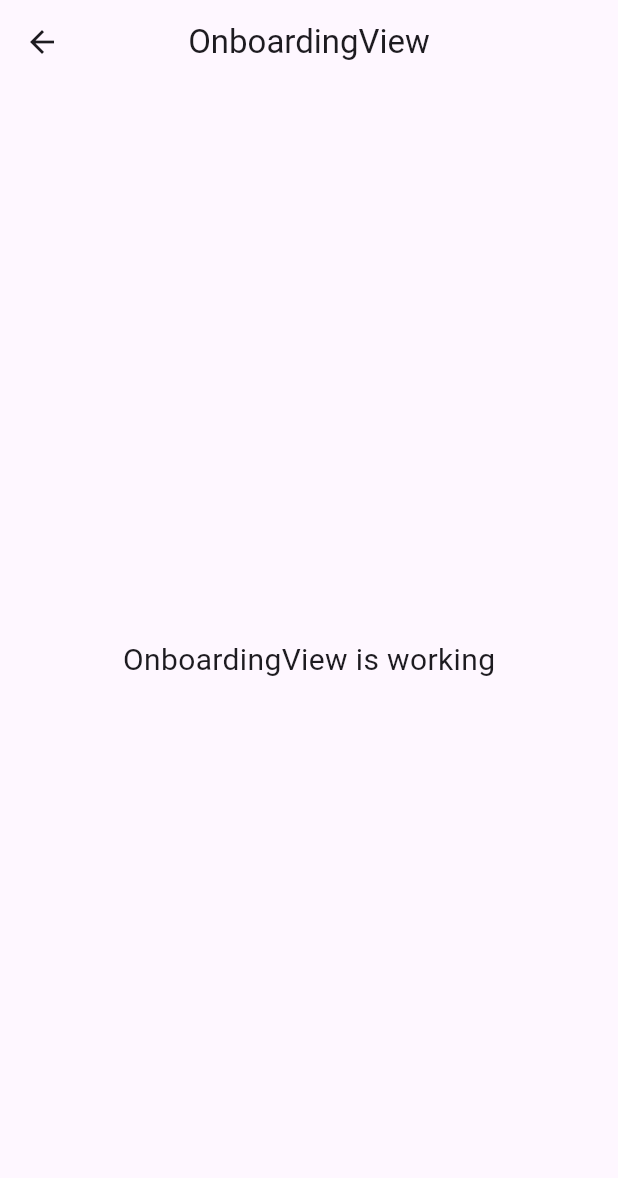
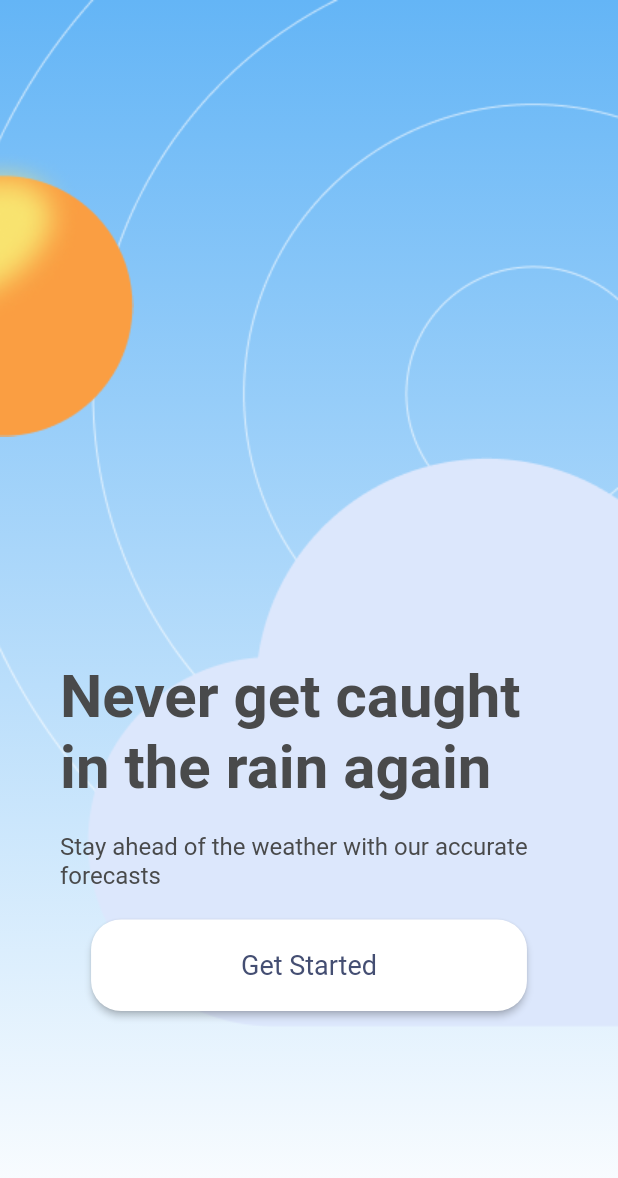
Before and after one commit to HernanFebri/weather_app_getx, a Flutter app: the OnboardingView screen opened by its route, on a phone screen of 412 x 824 dp. Shown: the top 1178 px of the screen. Run offline on Flutter 3.47's test engine with Material 3 defaults, Android fonts, the phone set to English and light mode, and no system bars; our stand-ins replace get.

Commit message:
Update Onboarding

```diff
--- a/lib/app/modules/onboarding/views/onboarding_view.dart
+++ b/lib/app/modules/onboarding/views/onboarding_view.dart
@@ -1,23 +1,97 @@
 import 'package:flutter/material.dart';
-
 import 'package:get/get.dart';
 
+import '../../../../constants/app_colors.dart';
 import '../controllers/onboarding_controller.dart';
 
 class OnboardingView extends GetView<OnboardingController> {
   const OnboardingView({super.key});
+
   @override
   Widget build(BuildContext context) {
     return Scaffold(
-      appBar: AppBar(
-        title: const Text('OnboardingView'),
-        centerTitle: true,
-      ),
-      body: const Center(
-        child: Text(
-          'OnboardingView is working',
-          style: TextStyle(fontSize: 20),
-        ),
+      body: Stack(
+        children: [
+          Container(
+            decoration: BoxDecoration(
+              gradient: LinearGradient(
+                colors: [Colors.blue.shade300, Colors.white],
+                begin: Alignment.topCenter,
+                end: Alignment.bottomCenter,
+              ),
+            ),
+          ),
+          Positioned(
+            right: 0,
+            child: Image.asset("assets/images/lingkaran.png"),
+          ),
+          Positioned(
+            top: 100,
+            child: Image.asset(
+              "assets/images/matahari.png",
+            ),
+          ),
+          Positioned(
+            top: MediaQuery.of(context).size.height * 0.37,
+            right: 0,
+            child: Image.asset(
+              "assets/images/awan.png",
+              color: Color(0xFFDCE7FC),
+            ),
+          ),
+          Align(
+            alignment: Alignment.bottomCenter,
+            child: Padding(
+              padding: const EdgeInsets.only(left: 40, right: 40, bottom: 150),
+              child: Column(
+                mainAxisSize: MainAxisSize.min,
+                children: [
+                  const Text(
+                    "Never get caught  in the rain again",
+                    style: TextStyle(
+                        fontSize: 40,
+                        fontWeight: FontWeight.w700,
+                        color: AppColors.textColor),
+                    textAlign: TextAlign.left,
+                  ),
+                  const SizedBox(
+                    height: 20,
+                  ),
+                  const Text(
+                    "Stay ahead of the weather with our accurate forecasts",
+                    style: TextStyle(
+                      fontSize: 16,
+                      fontWeight: FontWeight.w400,
+                      color: AppColors.textColor,
+                    ),
+                    textAlign: TextAlign.left,
+                  ),
+                  const SizedBox(
+                    height: 20,
+                  ),
+                  ElevatedButton(
+                    onPressed: () {
+                      Get.offNamed('/home');
+                    },
+                    child: const Text(
+                      "Get Started",
+                      style:
+                          TextStyle(fontSize: 18, fontWeight: FontWeight.w400),
+                    ),
+                    style: ElevatedButton.styleFrom(
+                        padding: const EdgeInsets.symmetric(
+                            horizontal: 100, vertical: 20),
+                        shape: RoundedRectangleBorder(
+                          borderRadius: BorderRadius.circular(20),
+                        ),
+                        backgroundColor: AppColors.buttonBackgroundColor,
+                        foregroundColor: AppColors.buttonTextColor),
+                  )
+                ],
+              ),
+            ),
+          )
+        ],
       ),
     );
   }
--- a/lib/app/routes/app_pages.dart
+++ b/lib/app/routes/app_pages.dart
@@ -10,7 +10,7 @@ part 'app_routes.dart';
 class AppPages {
   AppPages._();
 
-  static const INITIAL = Routes.HOME;
+  static const INITIAL = Routes.ONBOARDING;
 
   static final routes = [
     GetPage(
--- /dev/null
+++ b/lib/constants/app_colors.dart
@@ -0,0 +1,7 @@
+import 'package:flutter/material.dart';
+
+class AppColors {
+  static const Color buttonBackgroundColor = Colors.white;
+  static const Color buttonTextColor = Color(0xFF444E72);
+  static const Color textColor = Color(0xFF494A4B);
+}
--- a/lib/main.dart
+++ b/lib/main.dart
@@ -7,6 +7,8 @@ import 'app/routes/app_pages.dart';
 void main() {
   runApp(
     GetMaterialApp(
+      debugShowCheckedModeBanner: false,
+      theme: ThemeData(useMaterial3: false),
       title: "Application",
       initialRoute: AppPages.INITIAL,
       getPages: AppPages.routes,
```
Also changed, not shown: pubspec.yaml (+5 -68 lines), assets/images/awan.png (added), assets/images/lingkaran.png (added), assets/images/matahari.png (added).
